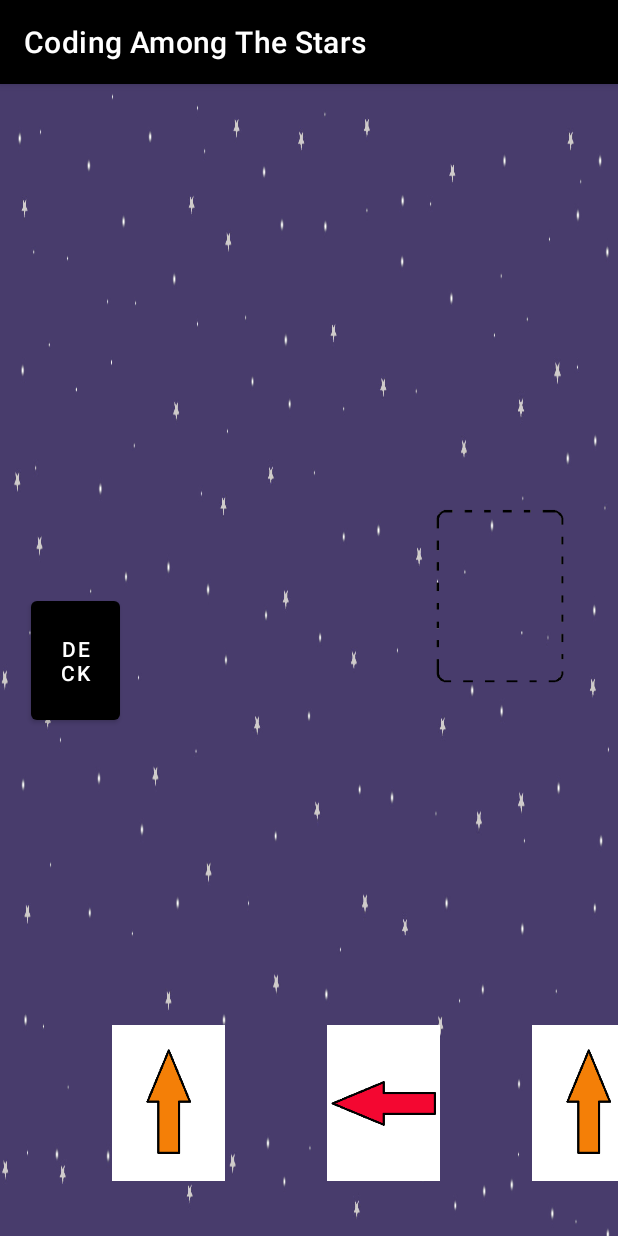
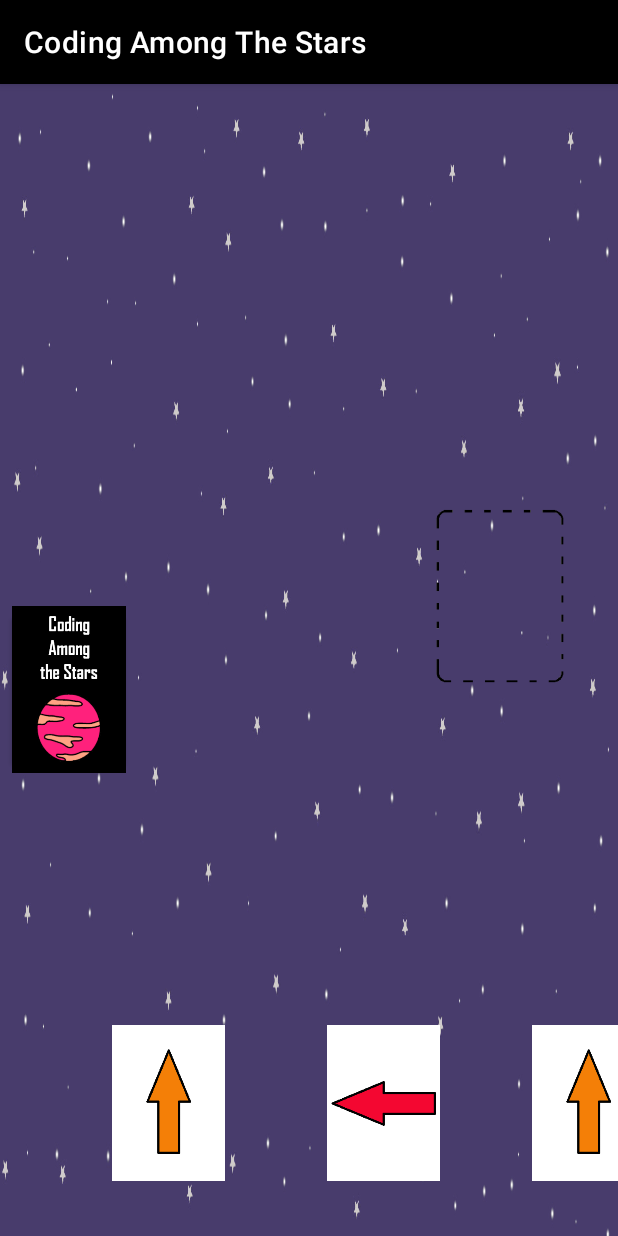
Before and after one commit to srodriguezal/CodingAmongTheStars, an Android app: the GameActivity screen opened directly, with no data from a screen before it, on a phone screen of 412 x 824 dp. Run offline under Robolectric (Android 15) with nearby library versions, the phone set to English and light mode, and no system bars.

Commit message:
new assets

```diff
--- a/app/build.gradle
+++ b/app/build.gradle
@@ -38,6 +38,7 @@ dependencies {
     implementation 'androidx.appcompat:appcompat:1.5.1'
     implementation 'com.google.android.material:material:1.6.1'
     implementation 'androidx.constraintlayout:constraintlayout:2.1.4'
+    implementation 'androidx.gridlayout:gridlayout:1.0.0'
     testImplementation 'junit:junit:4.13.2'
     androidTestImplementation 'androidx.test.ext:junit:1.1.3'
     androidTestImplementation 'androidx.test.espresso:espresso-core:3.4.0'
--- a/app/src/main/res/layout/game_screen.xml
+++ b/app/src/main/res/layout/game_screen.xml
@@ -1,20 +1,24 @@
 <?xml version="1.0" encoding="utf-8"?>
 <androidx.constraintlayout.widget.ConstraintLayout xmlns:android="http://schemas.android.com/apk/res/android"
     xmlns:app="http://schemas.android.com/apk/res-auto"
+    xmlns:tools="http://schemas.android.com/tools"
     android:layout_width="match_parent"
     android:layout_height="match_parent"
     android:background="@drawable/board_background">
 
     <Button
         android:id="@+id/deck_button"
-        android:layout_width="59dp"
-        android:layout_height="91dp"
-        android:text="@string/deck"
+        android:layout_width="76dp"
+        android:layout_height="111dp"
+        android:contentDescription="@string/deck"
+        android:foreground="@drawable/card_back"
         app:layout_constraintBottom_toBottomOf="parent"
         app:layout_constraintEnd_toEndOf="parent"
-        app:layout_constraintHorizontal_bias="0.058"
+        app:layout_constraintHorizontal_bias="0.024"
         app:layout_constraintStart_toStartOf="parent"
-        app:layout_constraintTop_toTopOf="parent" />
+        app:layout_constraintTop_toTopOf="parent"
+        app:layout_constraintVertical_bias="0.53"
+        tools:targetApi="m" />
 
     <ImageView
         android:id="@+id/imgViewNewCard1"
@@ -109,7 +113,8 @@
         app:layout_constraintStart_toEndOf="@+id/deck_button"
         app:layout_constraintTop_toTopOf="parent"
         app:layout_constraintVertical_bias="0.43"
-        app:srcCompat="@drawable/cementary" />
+        app:srcCompat="@drawable/cementary"
+        tools:ignore="ImageContrastCheck" />
 
 
 </androidx.constraintlayout.widget.ConstraintLayout>
```
Also changed, not shown: app/src/main/res/drawable/blank_path.png (added), app/src/main/res/drawable/bricks_30x30.png (added), app/src/main/res/drawable/derrota_background.jpg (added), app/src/main/res/drawable/main_background.jpg, app/src/main/res/drawable/victoria_background.jpg (added).
